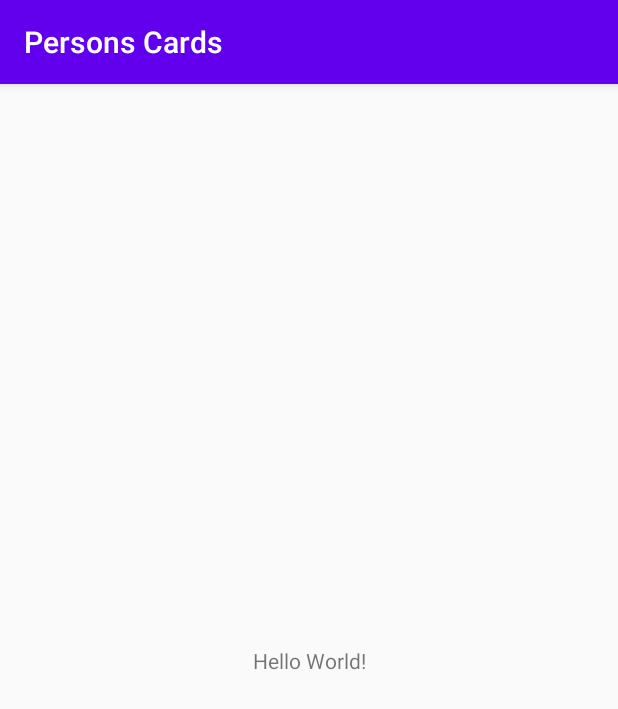
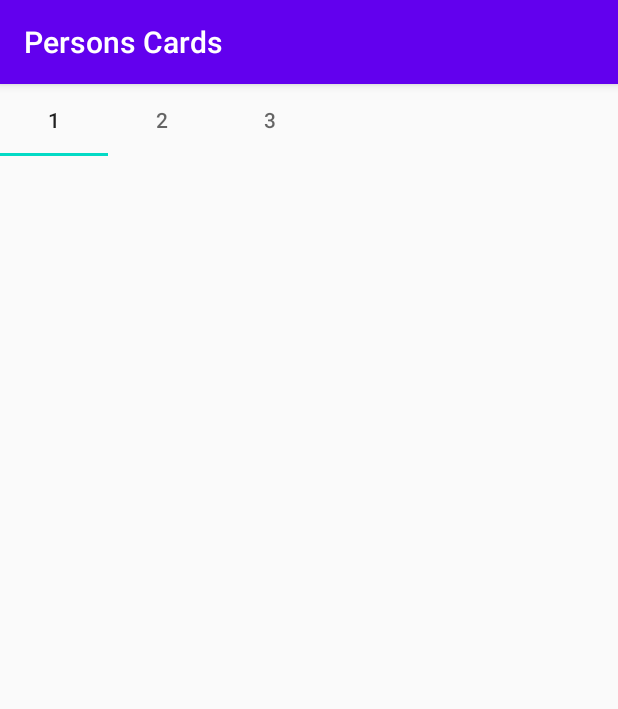
Before and after one commit to mironoff2007/persons_cards_list_viewpager, an Android app: the screen it shows after launch (MainActivity), on a phone screen of 412 x 824 dp. Shown: the top 709 px of the screen. Run offline under Robolectric (Android 15) with nearby library versions, the phone set to English and light mode, and no system bars; our stand-ins replace Dagger/Hilt's generated code.

Commit message:
ViewPager2 is added

```diff
--- a/app/build.gradle
+++ b/app/build.gradle
@@ -34,6 +34,7 @@ dependencies {
     implementation 'androidx.appcompat:appcompat:1.4.0'
     implementation 'androidx.core:core-ktx:1.7.0'
     implementation 'androidx.constraintlayout:constraintlayout:2.1.2'
+    implementation 'com.google.android.material:material:1.3.0'
     testImplementation 'junit:junit:4.12'
     androidTestImplementation 'androidx.test.ext:junit:1.1.3'
     androidTestImplementation 'androidx.test.espresso:espresso-core:3.4.0'
@@ -51,4 +52,6 @@ dependencies {
 
     //Retrofit
     implementation 'com.squareup.retrofit2:converter-gson:2.9.0'
+
+    implementation "com.google.android.material:material:1.6.0-alpha01"
 }
--- a/app/src/main/java/ru/mironov/persons_cards_list_viewpager/MainActivity.kt
+++ b/app/src/main/java/ru/mironov/persons_cards_list_viewpager/MainActivity.kt
@@ -6,19 +6,40 @@ import android.os.Debug
 import android.util.Log
 import dagger.hilt.android.AndroidEntryPoint
 import javax.inject.Inject
+import androidx.viewpager2.widget.ViewPager2
+
+import com.google.android.material.tabs.TabLayout
+import androidx.annotation.NonNull
+
+import com.google.android.material.tabs.TabLayoutMediator
+import com.google.android.material.tabs.TabLayoutMediator.TabConfigurationStrategy
+
 
 @AndroidEntryPoint
 class MainActivity : AppCompatActivity() {
 
-    @Inject
-    lateinit var repository: Repository
+    private var tabLayout: TabLayout? = null
+    private var pager2: ViewPager2? = null
+
+    val tabName = arrayOf("1", "2", "3")
 
     override fun onCreate(savedInstanceState: Bundle?) {
         super.onCreate(savedInstanceState)
         setContentView(R.layout.activity_main)
         //Debug.waitForDebugger()
 
-        Log.d("","")
+        tabLayout = findViewById(R.id.tabs);
+        pager2 = findViewById(R.id.view_pager);
+        setUpViewPager();
 
     }
+
+    private fun setUpViewPager() {
+        val adapter = ViewPagerAdapter(this)
+        adapter.tabName=tabName
+        pager2!!.adapter = adapter
+        TabLayoutMediator(
+            tabLayout!!, pager2!!
+        ) { tab, position -> tab.text = tabName[position] }.attach()
+    }
 }
--- /dev/null
+++ b/app/src/main/java/ru/mironov/persons_cards_list_viewpager/TabFragment.kt
@@ -0,0 +1,39 @@
+package ru.mironov.persons_cards_list_viewpager
+
+import android.os.Bundle
+import android.view.LayoutInflater
+import android.view.View
+import android.view.ViewGroup
+import androidx.annotation.Nullable
+import androidx.fragment.app.Fragment
+
+
+class TabFragment : Fragment() {
+
+    override fun onCreateView(
+        inflater: LayoutInflater, container: ViewGroup?,
+        savedInstanceState: Bundle?
+    ): View? {
+        // Inflate the layout for this fragment
+        return inflater.inflate(R.layout.fragment_tab, container, false)
+    }
+
+    override fun onViewCreated(view: View, @Nullable savedInstanceState: Bundle?) {
+        super.onViewCreated(view, savedInstanceState)
+
+    }
+
+    companion object {
+        val ARGS_KEY = "count"
+
+        fun getInstance(count: Int): TabFragment {
+            val args = Bundle()
+            args.putInt(ARGS_KEY, count)
+            val tabFragment = TabFragment()
+            tabFragment.arguments = args
+            return tabFragment
+        }
+    }
+
+
+}
--- /dev/null
+++ b/app/src/main/java/ru/mironov/persons_cards_list_viewpager/ViewPagerAdapter.kt
@@ -0,0 +1,25 @@
+package ru.mironov.persons_cards_list_viewpager;
+
+
+import androidx.annotation.NonNull;
+import androidx.fragment.app.Fragment;
+import androidx.fragment.app.FragmentActivity;
+import androidx.viewpager2.adapter.FragmentStateAdapter;
+
+
+
+class ViewPagerAdapter(fragmentActivity: FragmentActivity) :
+    FragmentStateAdapter(fragmentActivity) {
+
+
+    lateinit var tabName:Array<String>
+
+
+    override fun createFragment(position: Int): Fragment {
+        return TabFragment.getInstance(position+1)
+    }
+
+    override fun getItemCount(): Int {
+        return tabName.size
+    }
+}
--- a/app/src/main/res/layout/activity_main.xml
+++ b/app/src/main/res/layout/activity_main.xml
@@ -1,18 +1,22 @@
 <?xml version="1.0" encoding="utf-8"?>
-<androidx.constraintlayout.widget.ConstraintLayout xmlns:android="http://schemas.android.com/apk/res/android"
+<LinearLayout xmlns:android="http://schemas.android.com/apk/res/android"
     xmlns:app="http://schemas.android.com/apk/res-auto"
     xmlns:tools="http://schemas.android.com/tools"
     android:layout_width="match_parent"
     android:layout_height="match_parent"
-    tools:context=".MainActivity">
+    tools:context=".MainActivity"
+    android:orientation="vertical">
 
-    <TextView
-        android:layout_width="wrap_content"
+    <com.google.android.material.tabs.TabLayout
+        android:id="@+id/tabs"
+        android:layout_width="match_parent"
         android:layout_height="wrap_content"
-        android:text="Hello World!"
-        app:layout_constraintBottom_toBottomOf="parent"
-        app:layout_constraintLeft_toLeftOf="parent"
-        app:layout_constraintRight_toRightOf="parent"
-        app:layout_constraintTop_toTopOf="parent" />
+        app:tabMode="scrollable" />
 
-</androidx.constraintlayout.widget.ConstraintLayout>
+    <androidx.viewpager2.widget.ViewPager2
+        android:id="@+id/view_pager"
+        android:layout_width="match_parent"
+        android:layout_height="0dp"
+        android:layout_weight="1"/>
+
+</LinearLayout>
--- /dev/null
+++ b/app/src/main/res/layout/fragment_tab.xml
@@ -0,0 +1,20 @@
+<?xml version="1.0" encoding="utf-8"?>
+<LinearLayout xmlns:android="http://schemas.android.com/apk/res/android"
+    xmlns:tools="http://schemas.android.com/tools"
+    android:layout_width="match_parent"
+    android:layout_height="match_parent"
+    android:orientation="vertical"
+    android:gravity="center"
+    android:id="@+id/root_layout"
+    tools:context=".TabFragment">
+
+
+    <TextView
+        android:id="@+id/fragment_text"
+        android:layout_width="wrap_content"
+        android:layout_height="wrap_content"
+        android:textAppearance="@style/TextAppearance.AppCompat.Title"
+        tools:text="Tab"/>
+
+
+</LinearLayout>
```
